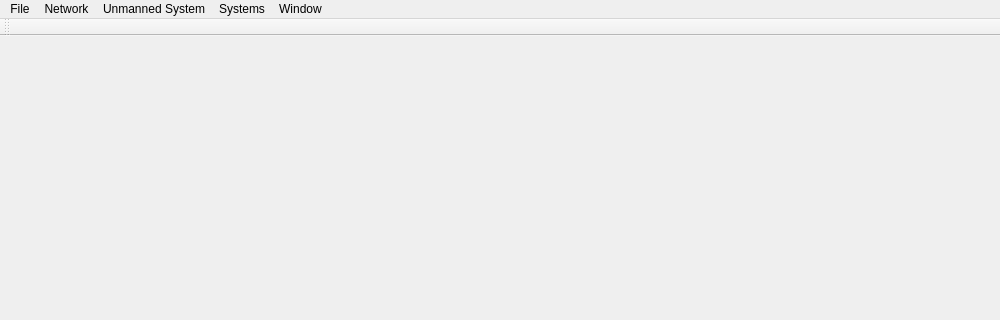
Old version of the form src/ui/MainWindow.ui in the repository mavlink/qgroundcontrol; both pictures show x 0 to 1000 and y 0 to 320 of the 1000 by 800 pixel window.
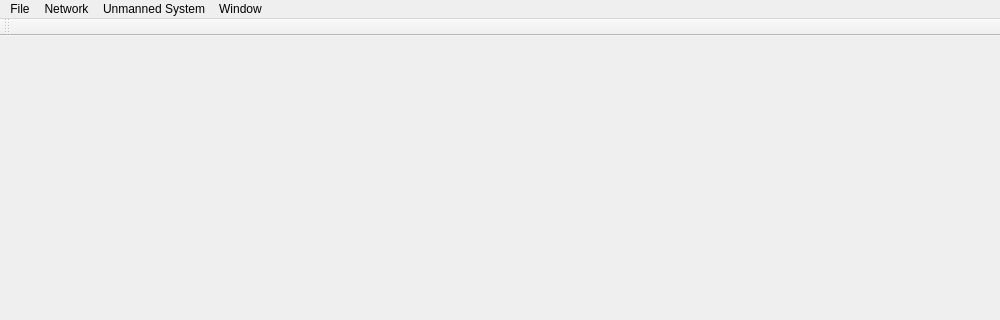
New version of the form. Icons and pictures are not drawn.

What changed in the file:
```diff
--- a/src/ui/MainWindow.ui
+++ b/src/ui/MainWindow.ui
@@ -35,7 +35,7 @@
      <x>0</x>
      <y>0</y>
      <width>1000</width>
-     <height>22</height>
+     <height>25</height>
     </rect>
    </property>
    <widget class="QMenu" name="menuMGround">
@@ -65,11 +65,6 @@
     <addaction name="actionAdd_Link"/>
     <addaction name="separator"/>
    </widget>
-   <widget class="QMenu" name="menuConnected_Systems">
-    <property name="title">
-     <string>Systems</string>
-    </property>
-   </widget>
    <widget class="QMenu" name="menuWindow">
     <property name="title">
      <string>Window</string>
@@ -84,7 +79,6 @@
    <addaction name="menuMGround"/>
    <addaction name="menuNetwork"/>
    <addaction name="menuUnmanned_System"/>
-   <addaction name="menuConnected_Systems"/>
    <addaction name="menuWindow"/>
   </widget>
   <widget class="QToolBar" name="mainToolBar">
```
Left out of the diff: 1 changed line with no effect on the pictures.
